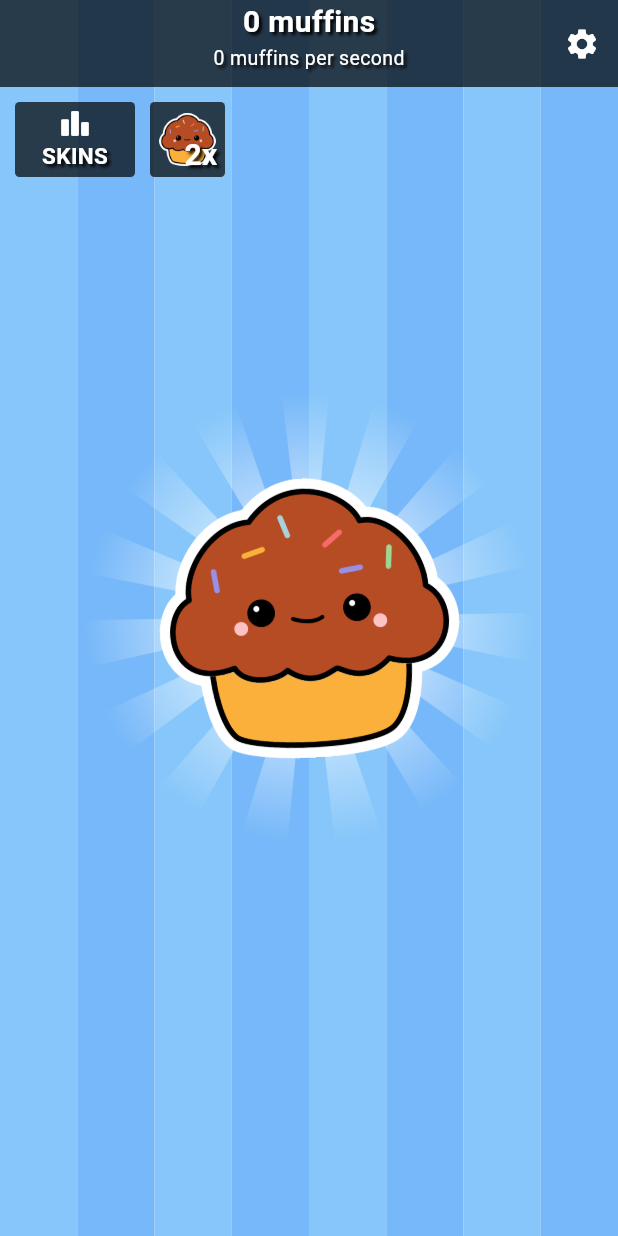
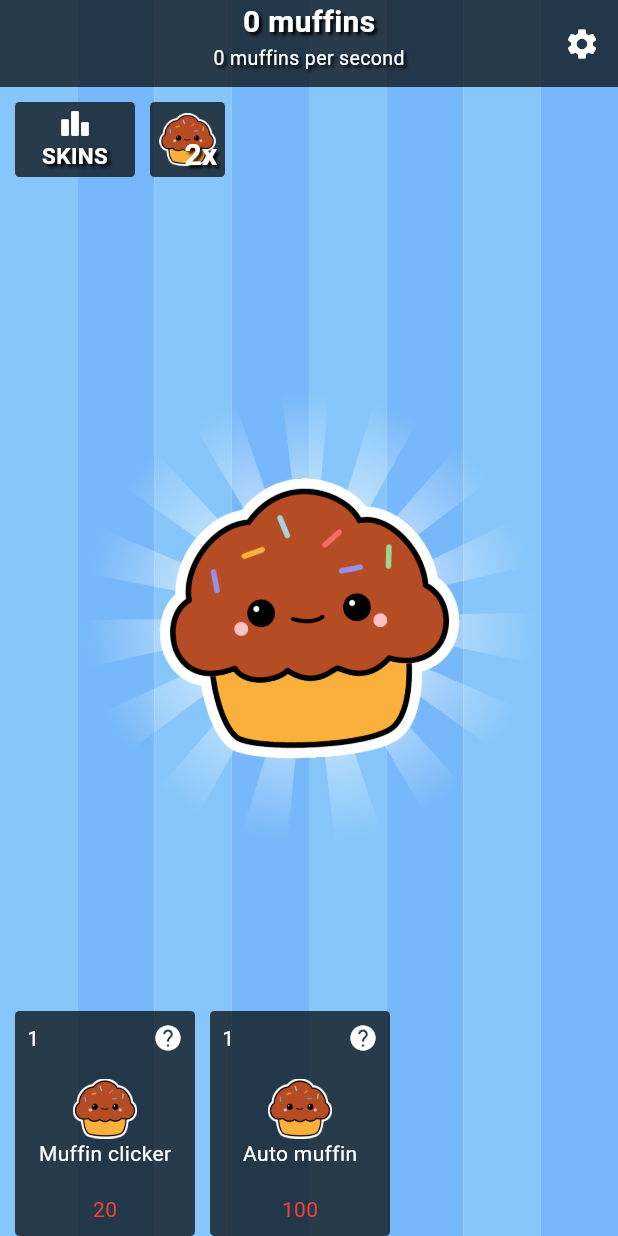
Before and after one commit to roynx98/muffin-clicker, a Flutter app: the screen it shows after launch, on a phone screen of 412 x 824 dp. Run offline on Flutter 3.47's test engine with Material 3 defaults, Android fonts, the phone set to English and light mode, and no system bars; our stand-ins replace audioplayers, flutter_bloc, google_mobile_ads, hydrated_bloc.

Commit message:
feat: Upgrades.

```diff
--- a/lib/clicker/cubit/clicker_model.dart
+++ b/lib/clicker/cubit/clicker_model.dart
@@ -9,11 +9,15 @@ class ClickerModel {
     this.clicksPerSecond = 0,
   });
 
-  ClickerModel copyWith({ int? clicks, }) {
+  ClickerModel copyWith({
+    int? clicks,
+    int? clicksIncrement,
+    int? clicksPerSecond,
+  }) {
     return ClickerModel(
       clicks: clicks ?? this.clicks,
-      clicksIncrement: clicksIncrement,
-      clicksPerSecond: clicksPerSecond,
+      clicksIncrement: clicksIncrement ?? this.clicksIncrement,
+      clicksPerSecond: clicksPerSecond ?? this.clicksPerSecond,
     );
   }
 
@@ -26,7 +30,7 @@ class ClickerModel {
   }
 
   Map<String, dynamic> toJson() {
-     return {
+    return {
       'clicks': clicks,
       'clicksIncrement': clicksIncrement,
       'clicksPerSecond': clicksPerSecond,
--- a/lib/clicker/views/clicker_game.dart
+++ b/lib/clicker/views/clicker_game.dart
@@ -1,3 +1,4 @@
+import 'dart:async';
 import 'dart:ui' as ui;
 import 'package:audioplayers/audioplayers.dart';
 import 'package:flutter/material.dart';
@@ -17,7 +18,8 @@ class ClickerGame extends StatefulWidget {
   State<ClickerGame> createState() => _ClickerGameState();
 }
 
-class _ClickerGameState extends State<ClickerGame> with SingleTickerProviderStateMixin {
+class _ClickerGameState extends State<ClickerGame>
+    with SingleTickerProviderStateMixin {
   List<ClickerParticle> clickerParticles = [];
   List<ScoreParticle> scoreParticles = [];
   late final Ticker _ticker;
@@ -28,16 +30,13 @@ class _ClickerGameState extends State<ClickerGame> with SingleTickerProviderStat
   void initState() {
     super.initState();
     var lastTick = const Duration();
-    var timer = 0.0;
+
+    Timer.periodic(const Duration(seconds: 1), (timer) {
+      context.read<ClickerCubit>().applyClicksPerSecond();
+    });
 
     _ticker = createTicker((elapsed) {
       final delta = (elapsed - lastTick).inMilliseconds / 1000.0;
-
-      timer += delta;
-      if (timer >= 1) {
-        context.read<ClickerCubit>().applyClicksPerSecond();
-        timer = 0;
-      }
 
       final selectedImageParticle =
           context.read<SelectedSkinCubit>().state.image;
@@ -95,7 +94,7 @@ class _ClickerGameState extends State<ClickerGame> with SingleTickerProviderStat
           clickerParticles: clickerParticles,
           scoreParticles: scoreParticles,
           image: imageParticle,
-          clickIncrement: context.read<ClickerCubit>().state.clicksIncrement
+          clickIncrement: context.read<ClickerCubit>().state.clicksIncrement,
         ),
         child: Clicker(
           onCick: (Offset origin) {
--- a/lib/main.dart
+++ b/lib/main.dart
@@ -29,4 +29,5 @@ class MyApp extends StatelessWidget {
       home: ClickerPage(),
     );
   }
+
 }
--- a/lib/skins/cubit/skin_model.dart
+++ b/lib/skins/cubit/skin_model.dart
@@ -65,7 +65,7 @@ const skins = [
     image: 'assets/img/zombie.png',
     backgroundId: zombieBackgroundId,
     isBought: false,
-    price: 1,
+    price: 100,
   ),
    SkinModel(
     name: 'Moku',
--- a/lib/skins/views/backgrounds/moku_background.dart
+++ b/lib/skins/views/backgrounds/moku_background.dart
@@ -3,8 +3,8 @@ import 'package:flutter/material.dart';
 class MokuBackground extends CustomPainter {
   @override
   void paint(Canvas canvas, Size size) {
-    final Paint oddPaint = Paint()..color = Color(0xFFA22835);
-    final Paint evenPaint = Paint()..color = Color(0xFFC04356);
+    final Paint oddPaint = Paint()..color = const Color(0xFFA22835);
+    final Paint evenPaint = Paint()..color = const Color(0xFFC04356);
 
     const numbersOfRects = 8.0;
     final rectSize = size.width / numbersOfRects;
--- /dev/null
+++ b/lib/upgrades/cubit/upgrade_model.dart
@@ -0,0 +1,83 @@
+class UpgradeModel {
+  final String name;
+  final String description;
+  final int level;
+  final int price;
+  final double priceMultiplier;
+  final String iconName;
+  final int clicksIncrementMultiplier;
+  final int clicksPerSecondIncrement;
+
+  const UpgradeModel({
+    required this.name,
+    required this.description,
+    required this.level,
+    required this.price,
+    required this.priceMultiplier,
+    required this.iconName,
+    required this.clicksIncrementMultiplier,
+    required this.clicksPerSecondIncrement,
+  });
+
+  UpgradeModel copyWith({ int? level, int? price }) {
+    return UpgradeModel(
+      name: name,
+      description: description,
+      level: level ?? this.level,
+      price: price ?? this.price,
+      priceMultiplier: priceMultiplier,
+      iconName: iconName,
+      clicksIncrementMultiplier: clicksIncrementMultiplier,
+      clicksPerSecondIncrement: clicksPerSecondIncrement,
+    );
+  }
+
+  factory UpgradeModel.fromJson(Map<String, dynamic> json) {
+    return UpgradeModel(
+      name: json['name'],
+      description: json['description'],
+      level: json['level'],
+      price: json['price'],
+      priceMultiplier: json['priceMultiplier'],
+      iconName: json['iconName'],
+      clicksIncrementMultiplier: json['clicksIncrementMultiplier'],
+      clicksPerSecondIncrement: json['clicksPerSecondIncrement'],
+    );
+  }
+
+  Map<String, dynamic> toJson() {
+    return {
+      'name': name,
+      'description': description,
+      'level': level,
+      'price': price,
+      'priceMultiplier': priceMultiplier,
+      'iconName': iconName,
+      'clicksIncrementMultiplier': clicksIncrementMultiplier,
+      'clicksPerSecondIncrement': clicksPerSecondIncrement,
+    };
+  }
+}
+
+const initialUpgrades = [
+  UpgradeModel(
+    name: 'Muffin clicker',
+    description: "Makes your clicks 2 times as powerful",
+    level: 1,
+    price: 20,
+    priceMultiplier: 10,
+    iconName: "assets/img/chocolate.png",
+    clicksIncrementMultiplier: 2,
+    clicksPerSecondIncrement: 0
+  ),
+  UpgradeModel(
+    name: 'Auto muffin',
+    description: "Produces 1 muffin per second",
+    level: 1,
+    price: 100,
+    priceMultiplier: 1.15,
+    iconName: "assets/img/chocolate.png",
+    clicksIncrementMultiplier: 1,
+    clicksPerSecondIncrement: 1
+  ),
+];
--- /dev/null
+++ b/lib/upgrades/view/upgrades_bar.dart
@@ -0,0 +1,113 @@
+import 'package:flutter/material.dart';
+import 'package:flutter_bloc/flutter_bloc.dart';
+import 'package:muffin_clicker/clicker/cubit/clicker_cubit.dart';
+import 'package:muffin_clicker/shared_widgets/ink_well_container.dart';
+import 'package:muffin_clicker/upgrades/cubit/upgrade_model.dart';
+import 'package:muffin_clicker/upgrades/cubit/upgrades_cubit.dart';
+
+class UpgradesBar extends StatelessWidget {
+  const UpgradesBar({super.key});
+
+  @override
+  Widget build(BuildContext context) {
+    return BlocProvider(
+      create: (context) => UpgradesCubit(),
+      child: Builder(
+        builder: (context) {
+          final upgrades = context.watch<UpgradesCubit>().state;
+          final clicker = context.watch<ClickerCubit>().state;
+
+          return Padding(
+            padding: const EdgeInsets.only(left: 10),
+            child: SizedBox(
+              height: 150,
+              child: ListView.separated(
+                scrollDirection: Axis.horizontal,
+                separatorBuilder: (context, index) => const SizedBox(width: 10),
+                itemCount: upgrades.length,
+                itemBuilder: (context, index) {
+                  return _Upgrade(upgrades[index], clicker.clicks);
+                },
+              ),
+            ),
+          );
+        },
+      ),
+    );
+  }
+}
+
+class _Upgrade extends StatelessWidget {
+  final UpgradeModel upgradeModel;
+  final int availableClicks;
+
+  const _Upgrade(
+    this.upgradeModel,
+    this.availableClicks,
+  );
+
+  @override
+  Widget build(BuildContext context) {
+    return AspectRatio(
+      aspectRatio: 0.8,
+      child: InkWellContainer(
+        onTap: () {
+          final canBuy = availableClicks >= upgradeModel.price;
+
+          if (canBuy) {
+            context.read<UpgradesCubit>().buy(upgradeModel);
+            context.read<ClickerCubit>().applyUpgrade(upgradeModel);
+          } else {}
+        },
+        child: Padding(
+          padding: const EdgeInsets.all(8.0),
+          child: Column(
+            children: [
+              Row(
+                children: [
+                  Text(
+                    '${upgradeModel.level}',
+                    style: const TextStyle(color: Colors.white),
+                  ),
+                  const Spacer(),
+                  Tooltip(
+                    message: upgradeModel.description,
+                    showDuration: const Duration(hours: 1),
+                    triggerMode: TooltipTriggerMode.tap,
+                    child: const Icon(
+                      Icons.help,
+                      size: 20,
+                      color: Colors.white,
+                    ),
+                  ),
+                ],
+              ),
+              Expanded(
+                child: Column(
+                  mainAxisAlignment: MainAxisAlignment.center,
+                  children: [
+                    Image.asset(
+                      upgradeModel.iconName,
+                      height: 40,
+                    ),
+                    Text(
+                      upgradeModel.name,
+                      style: TextStyle(color: Colors.white),
+                    ),
+                  ],
+                ),
+              ),
+              Text(
+                '${upgradeModel.price}',
+                style: TextStyle(
+                    color: availableClicks >= upgradeModel.price
+                        ? Colors.green
+                        : Colors.red),
+              )
+            ],
+          ),
+        ),
+      ),
+    );
+  }
+}
```
Also changed, not shown: lib/clicker/cubit/clicker_cubit.dart (+10 -0 lines), lib/clicker/views/clicker_page.dart (+13 -29 lines), lib/upgrades/cubit/upgrades_cubit.dart (added, +30 -0 lines).
